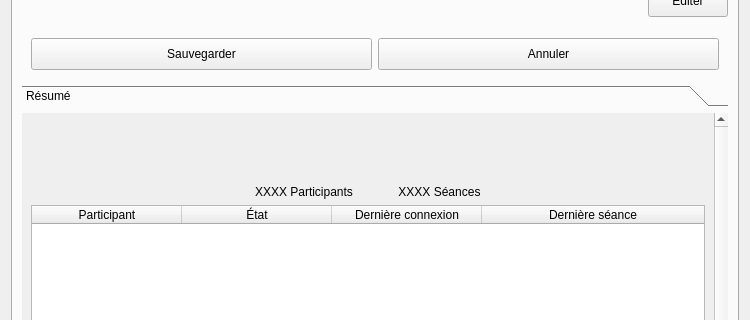
First picture: the form in client/src/editors/GroupWidget.ui, repository introlab/openteraplus, before the edit; both pictures show x 0 to 750 and y 85 to 405 of the 750 by 505 pixel window.
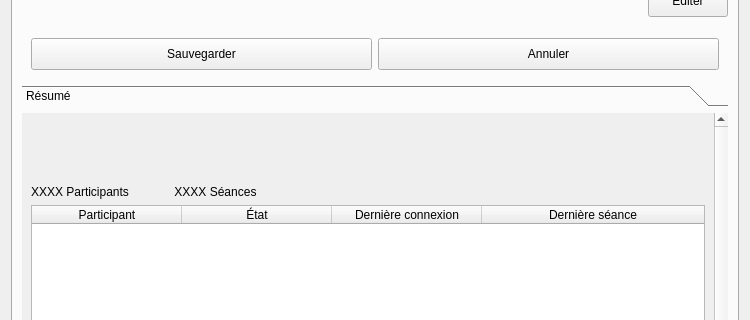
Second picture: the form after the edit. Icons and pictures are not drawn. Custom widgets are drawn as their Qt base class.

Commit message: Refs #1. Updated GroupWidget

```diff
--- a/client/src/editors/GroupWidget.ui
+++ b/client/src/editors/GroupWidget.ui
@@ -314,7 +314,7 @@
              <property name="verticalSpacing">
               <number>15</number>
              </property>
-             <item row="0" column="2" alignment="Qt::AlignHCenter">
+             <item row="0" column="1" alignment="Qt::AlignHCenter">
               <widget class="QLabel" name="icoSessions">
                <property name="sizePolicy">
                 <sizepolicy hsizetype="Fixed" vsizetype="Fixed">
@@ -345,33 +345,7 @@
                </property>
               </widget>
              </item>
-             <item row="0" column="0">
-              <spacer name="horizontalSpacer_3">
-               <property name="orientation">
-                <enum>Qt::Horizontal</enum>
-               </property>
-               <property name="sizeHint" stdset="0">
-                <size>
-                 <width>40</width>
-                 <height>20</height>
-                </size>
-               </property>
-              </spacer>
-             </item>
-             <item row="0" column="3">
-              <spacer name="horizontalSpacer_2">
-               <property name="orientation">
-                <enum>Qt::Horizontal</enum>
-               </property>
-               <property name="sizeHint" stdset="0">
-                <size>
-                 <width>40</width>
-                 <height>20</height>
-                </size>
-               </property>
-              </spacer>
-             </item>
-             <item row="1" column="2">
+             <item row="1" column="1" alignment="Qt::AlignHCenter">
               <widget class="QLabel" name="lblSessions">
                <property name="sizePolicy">
                 <sizepolicy hsizetype="Preferred" vsizetype="Maximum">
@@ -387,38 +361,7 @@
                </property>
               </widget>
              </item>
-             <item row="0" column="1" alignment="Qt::AlignHCenter">
-              <widget class="QLabel" name="icoParticipant">
-               <property name="sizePolicy">
-                <sizepolicy hsizetype="Fixed" vsizetype="Fixed">
-                 <horstretch>0</horstretch>
-                 <verstretch>0</verstretch>
-                </sizepolicy>
-               </property>
-               <property name="minimumSize">
-                <size>
-                 <width>48</width>
-                 <height>48</height>
-                </size>
-               </property>
-               <property name="maximumSize">
-                <size>
-                 <width>48</width>
-                 <height>48</height>
-                </size>
-               </property>
-               <property name="text">
-                <string/>
-               </property>
-               <property name="pixmap">
-                <pixmap resource="../../resources/TeraClient.qrc">:/icons/patient.png</pixmap>
-               </property>
-               <property name="scaledContents">
-                <bool>true</bool>
-               </property>
-              </widget>
-             </item>
-             <item row="1" column="1">
+             <item row="1" column="0" alignment="Qt::AlignHCenter">
               <widget class="QLabel" name="lblParticipant">
                <property name="sizePolicy">
                 <sizepolicy hsizetype="Preferred" vsizetype="Preferred">
@@ -434,6 +377,50 @@
                </property>
               </widget>
              </item>
+             <item row="0" column="2">
+              <spacer name="horizontalSpacer_2">
+               <property name="orientation">
+                <enum>Qt::Horizontal</enum>
+               </property>
+               <property name="sizeHint" stdset="0">
+                <size>
+                 <width>40</width>
+                 <height>20</height>
+                </size>
+               </property>
+              </spacer>
+             </item>
+             <item row="0" column="0" alignment="Qt::AlignHCenter">
+              <widget class="QLabel" name="icoParticipant">
+               <property name="sizePolicy">
+                <sizepolicy hsizetype="Fixed" vsizetype="Fixed">
+                 <horstretch>0</horstretch>
+                 <verstretch>0</verstretch>
+                </sizepolicy>
+               </property>
+               <property name="minimumSize">
+                <size>
+                 <width>48</width>
+                 <height>48</height>
+                </size>
+               </property>
+               <property name="maximumSize">
+                <size>
+                 <width>48</width>
+                 <height>48</height>
+                </size>
+               </property>
+               <property name="text">
+                <string/>
+               </property>
+               <property name="pixmap">
+                <pixmap resource="../../resources/TeraClient.qrc">:/icons/patient.png</pixmap>
+               </property>
+               <property name="scaledContents">
+                <bool>true</bool>
+               </property>
+              </widget>
+             </item>
             </layout>
            </item>
            <item>
```
The commit also changes 6 other files.
